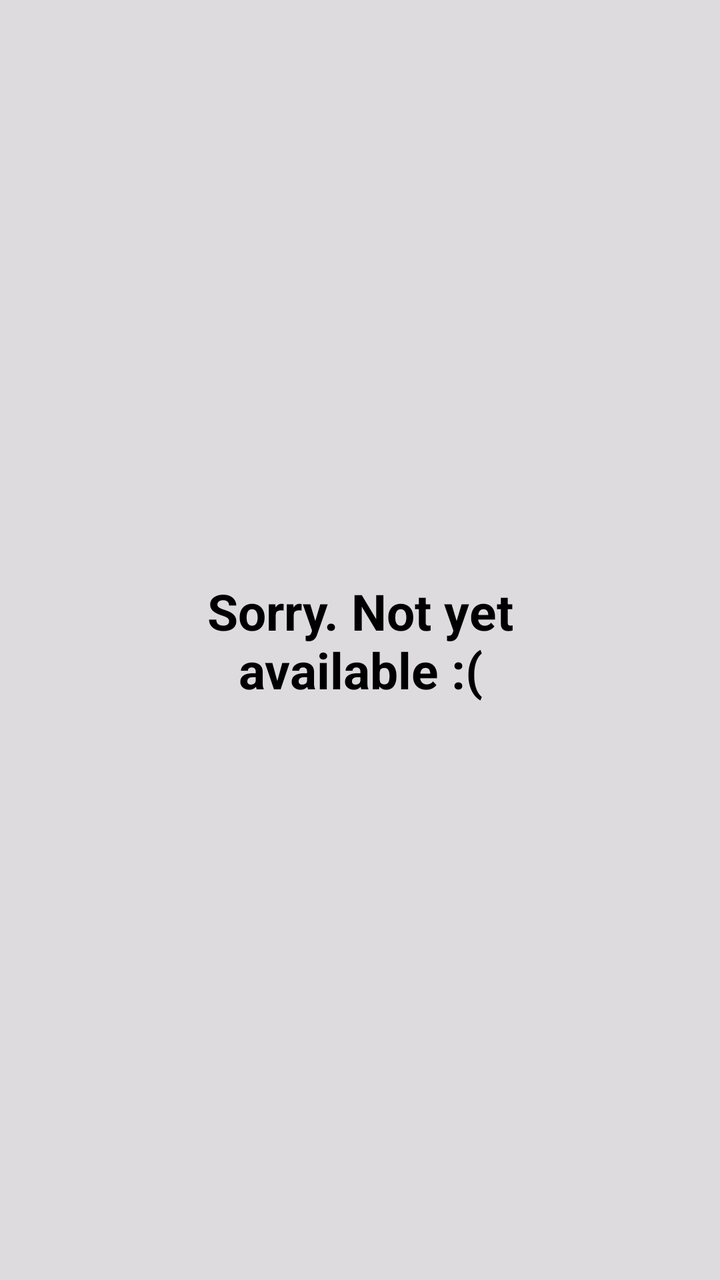
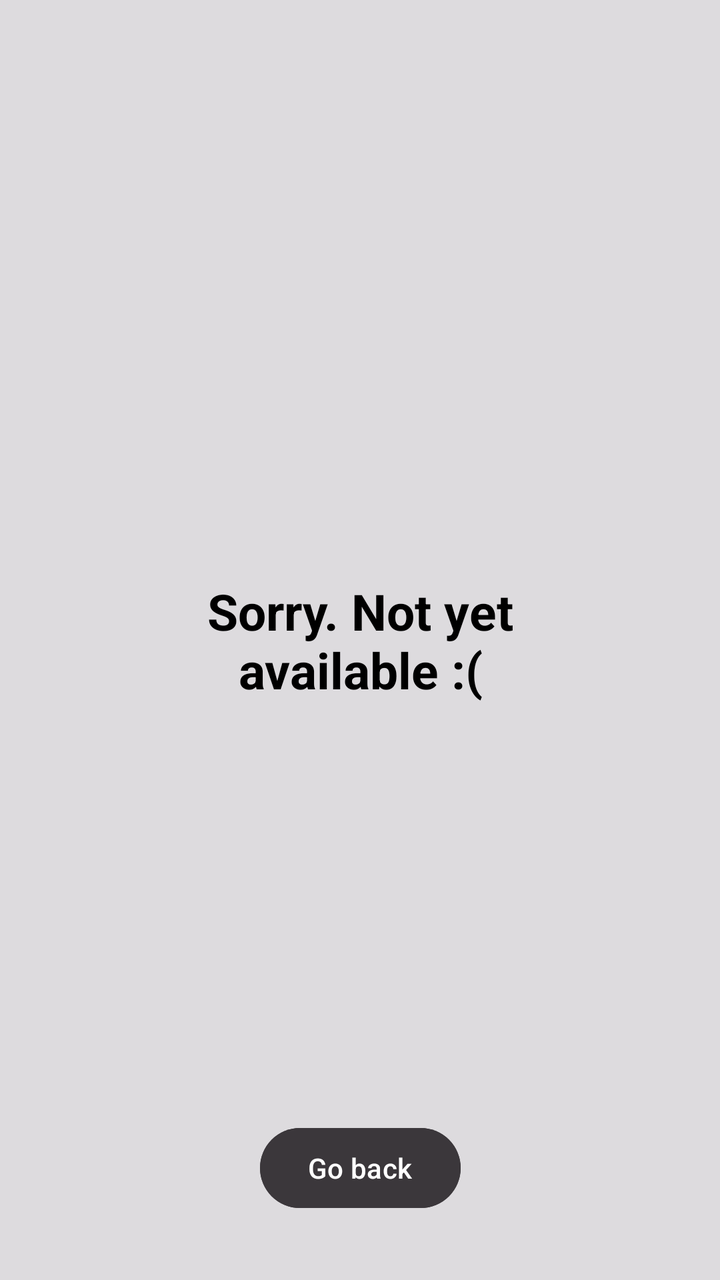

The first picture is an Android layout as it rendered before a commit; the second is the same layout after the commit. The layout source and the unified diff follow.
<!-- AndroidManifest.xml: application theme Theme.FinCal -->
<!-- res/layout/activity_category1_option10.xml -->
<?xml version="1.0" encoding="utf-8"?>
<androidx.constraintlayout.widget.ConstraintLayout xmlns:android="http://schemas.android.com/apk/res/android"
    xmlns:app="http://schemas.android.com/apk/res-auto"
    xmlns:tools="http://schemas.android.com/tools"
    android:id="@+id/main"
    android:layout_width="match_parent"
    android:layout_height="match_parent"
    android:background="@color/app_background"
    tools:context=".Category1Option10Activity">

    <TextView
        android:id="@+id/notReadyMessage"
        android:layout_width="271dp"
        android:layout_height="91dp"
        android:gravity="center"
        android:text="@string/not_available"
        android:textColor="@color/text_primary"
        android:textSize="25sp"
        android:textStyle="bold"
        app:layout_constraintBottom_toBottomOf="parent"
        app:layout_constraintEnd_toEndOf="parent"
        app:layout_constraintStart_toStartOf="parent"
        app:layout_constraintTop_toTopOf="parent" />
</androidx.constraintlayout.widget.ConstraintLayout>
<!-- resources referenced by this layout -->
<resources>
  <color name="app_background">#DDDBDE</color>
  <color name="text_primary">#000000</color>
  <string name="not_available">Sorry. Not yet available  :(</string>
  <style name="Theme.FinCal" parent="Base.Theme.FinCal" />
  <style name="Base.Theme.FinCal" parent="Theme.Material3.DayNight.NoActionBar">
          
          <item name="colorPrimary">@color/button_navigation</item>
          <item name="android:windowBackground">@color/app_background</item>
          <item name="colorSurface">@color/app_background</item>
          <item name="colorOnSurface">@color/text_primary</item>
          <item name="android:textColorPrimary">@color/text_primary</item>
          <item name="colorSecondary">@color/button_navigation</item>
          <item name="colorOnPrimary">@color/app_background</item>
      </style>
  <color name="button_navigation">#3B373B</color>
</resources>

<!-- the commit's change to res/layout/activity_category1_option10.xml (unified diff, before → after) -->
@@ -21,4 +21,17 @@
         app:layout_constraintEnd_toEndOf="parent"
         app:layout_constraintStart_toStartOf="parent"
         app:layout_constraintTop_toTopOf="parent" />
+
+    <Button
+        android:id="@+id/backButton"
+        android:layout_width="wrap_content"
+        android:layout_height="wrap_content"
+        android:layout_marginBottom="32dp"
+        android:backgroundTint="@color/button_navigation"
+        android:text="@string/button_back"
+        android:textColor="@color/text_secondary"
+        app:layout_constraintBottom_toBottomOf="parent"
+        app:layout_constraintEnd_toEndOf="parent"
+        app:layout_constraintStart_toStartOf="parent" />
+
 </androidx.constraintlayout.widget.ConstraintLayout>
<!-- resource entries referenced after the edit -->
@@ -2,6 +2,8 @@
 <resources>
   <color name="app_background">#DDDBDE</color>
   <color name="text_primary">#000000</color>
+  <color name="text_secondary">#FFFFFFFF</color>
+  <string name="button_back">Go back</string>
   <string name="not_available">Sorry. Not yet available  :(</string>
   <style name="Theme.FinCal" parent="Base.Theme.FinCal" />
   <style name="Base.Theme.FinCal" parent="Theme.Material3.DayNight.NoActionBar">
